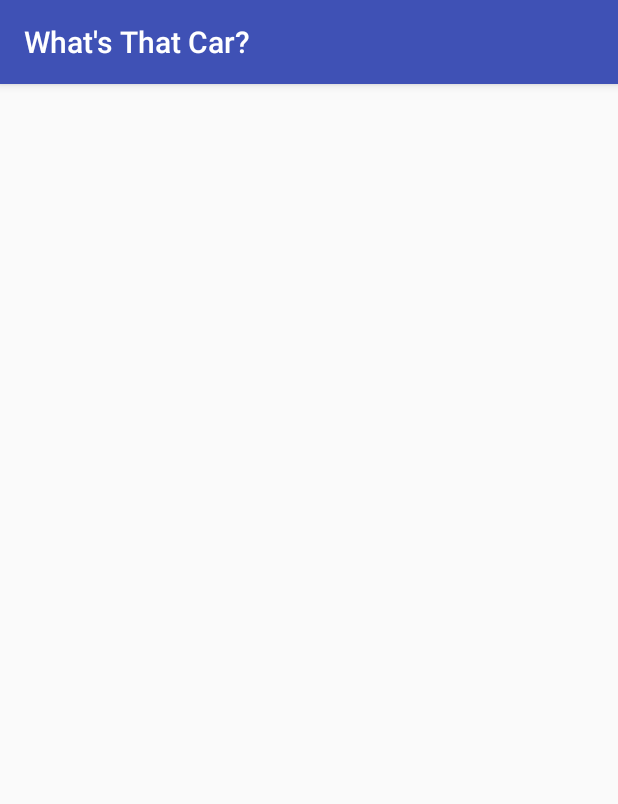
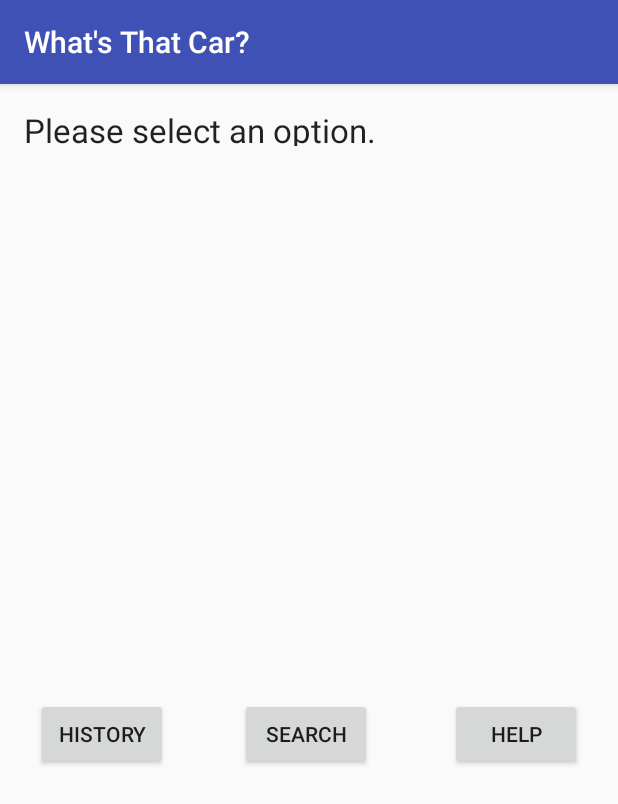
Before and after one commit to Patrick-Tsang/3A04-WTC, an Android app: the screen it shows after launch (HomeScreen), on a phone screen of 412 x 824 dp. Shown: the top 804 px of the screen. Run offline under Robolectric (Android 15) with nearby library versions, the phone set to English and light mode, and no system bars.

Commit message:
Activities for views added

```diff
--- a/app/src/main/AndroidManifest.xml
+++ b/app/src/main/AndroidManifest.xml
@@ -16,6 +16,9 @@
                 <category android:name="android.intent.category.LAUNCHER" />
             </intent-filter>
         </activity>
+        <activity android:name=".SearchView" />
+        <activity android:name=".HistoryView" />
+        <activity android:name=".HelpView"></activity>
     </application>
 
 </manifest>
--- a/app/src/main/java/t02/group1/whatsthatcar/HomeScreen.java
+++ b/app/src/main/java/t02/group1/whatsthatcar/HomeScreen.java
@@ -1,14 +1,54 @@
 package t02.group1.whatsthatcar;
 
+import android.content.Intent;
 import android.support.v7.app.AppCompatActivity;
 import android.os.Bundle;
+import android.view.View;
+import android.widget.Button;
 
 public class HomeScreen extends AppCompatActivity {
+
+    public Button searchButton;
+    public Button historyButton;
+    public Button helpButton;
+
+    public void init(){
+        searchButton = (Button)findViewById(R.id.searchButton);
+        searchButton.setOnClickListener(new View.OnClickListener() {
+            @Override
+            public void onClick(View view) {
+
+                Intent toy = new Intent(HomeScreen.this, SearchView.class);
+                startActivity(toy);
+            }
+        });
+
+        historyButton = (Button)findViewById(R.id.historyButton);
+        historyButton.setOnClickListener(new View.OnClickListener() {
+            @Override
+            public void onClick(View view) {
+
+                Intent toy = new Intent(HomeScreen.this, HistoryView.class);
+                startActivity(toy);
+            }
+        });
+
+        helpButton = (Button)findViewById(R.id.helpButton);
+        helpButton.setOnClickListener(new View.OnClickListener() {
+            @Override
+            public void onClick(View view) {
+
+                Intent toy = new Intent(HomeScreen.this, HelpView.class);
+                startActivity(toy);
+            }
+        });
+    }
 
     @Override
     protected void onCreate(Bundle savedInstanceState) {
         super.onCreate(savedInstanceState);
         setContentView(R.layout.activity_home_screen);
+        init();
     }
 
     public void beginSearch(){
--- a/app/src/main/res/layout/activity_home_screen.xml
+++ b/app/src/main/res/layout/activity_home_screen.xml
@@ -6,4 +6,44 @@
     android:layout_height="match_parent"
     tools:context="t02.group1.whatsthatcar.HomeScreen">
 
+    <Button
+        android:id="@+id/searchButton"
+        android:layout_width="wrap_content"
+        android:layout_height="wrap_content"
+        android:layout_marginStart="48dp"
+        android:layout_marginTop="368dp"
+        android:text="Search"
+        app:layout_constraintStart_toEndOf="@+id/historyButton"
+        app:layout_constraintTop_toBottomOf="@+id/textView2" />
+
+    <TextView
+        android:id="@+id/textView2"
+        android:layout_width="246dp"
+        android:layout_height="25dp"
+        android:layout_marginStart="16dp"
+        android:layout_marginTop="16dp"
+        android:text="Please select an option."
+        android:textAppearance="@android:style/TextAppearance.Material.Large"
+        app:layout_constraintStart_toStartOf="parent"
+        app:layout_constraintTop_toTopOf="parent" />
+
+    <Button
+        android:id="@+id/historyButton"
+        android:layout_width="wrap_content"
+        android:layout_height="wrap_content"
+        android:layout_marginStart="24dp"
+        android:layout_marginTop="368dp"
+        android:text="History"
+        app:layout_constraintStart_toStartOf="parent"
+        app:layout_constraintTop_toBottomOf="@+id/textView2" />
+
+    <Button
+        android:id="@+id/helpButton"
+        android:layout_width="wrap_content"
+        android:layout_height="wrap_content"
+        android:layout_marginEnd="24dp"
+        android:layout_marginTop="368dp"
+        android:text="Help"
+        app:layout_constraintEnd_toEndOf="parent"
+        app:layout_constraintTop_toBottomOf="@+id/textView2" />
 </android.support.constraint.ConstraintLayout>
```
Also changed, not shown: app/src/main/java/t02/group1/whatsthatcar/HelpView.java (+9 -4 lines), app/src/main/java/t02/group1/whatsthatcar/HistoryView.java (+11 -7 lines), app/src/main/java/t02/group1/whatsthatcar/SearchEngine.java (+3 -4 lines), app/src/main/java/t02/group1/whatsthatcar/SearchView.java (+43 -1 lines), app/src/main/res/layout/activity_help_view.xml (added, +19 -0 lines), app/src/main/res/layout/activity_history_view.xml (added, +19 -0 lines), app/src/main/res/layout/activity_search.xml (added, +33 -0 lines), app/src/main/res/menu/popup_menu.xml (added, +11 -0 lines).
